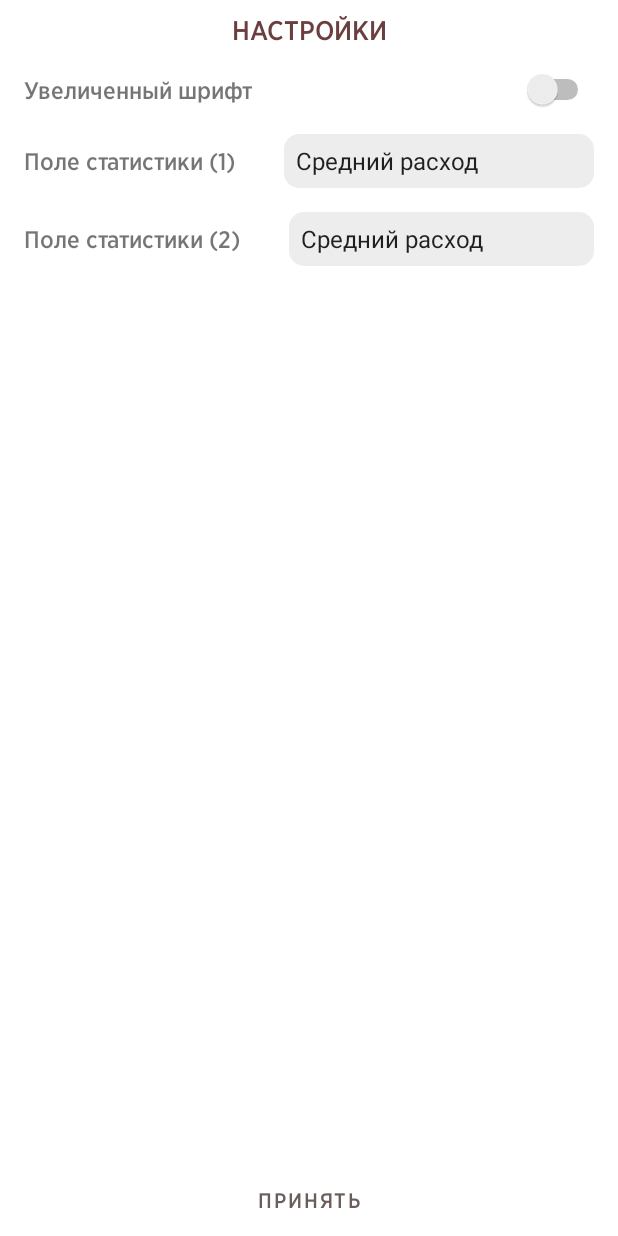
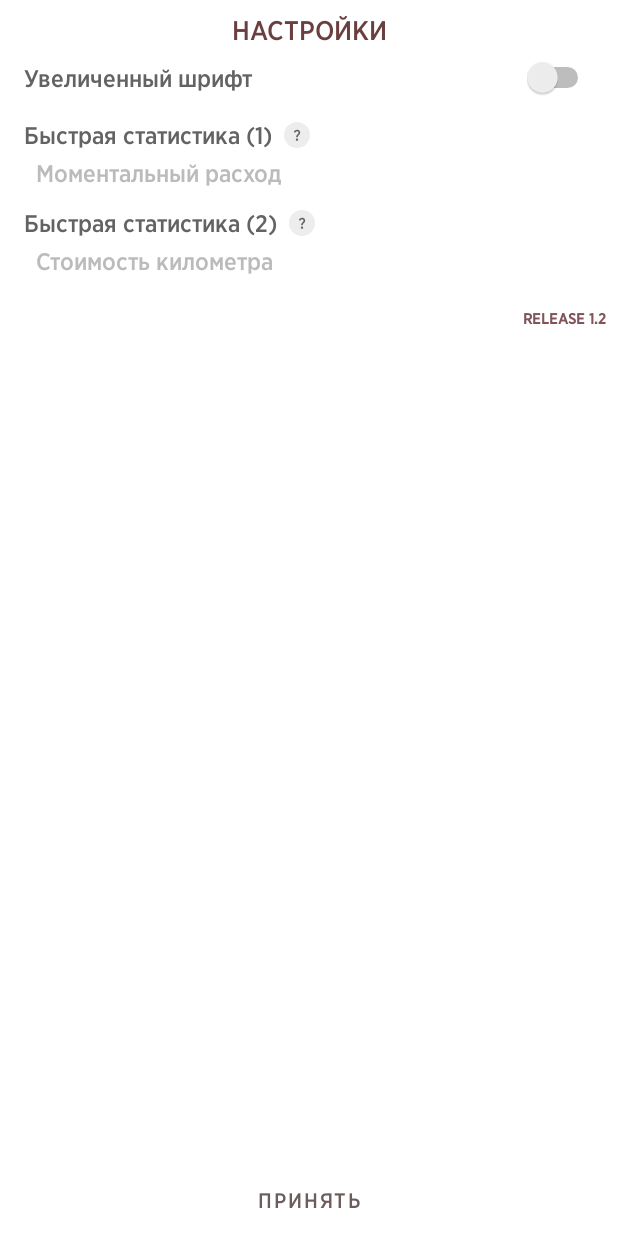
Before and after one commit to keklik2/CarSpendsVer3, an Android app: the SettingsFragment screen opened directly, with no data from a screen before it, on a phone screen of 412 x 824 dp. Run offline under Robolectric (Android 15) with nearby library versions, the phone set to English and light mode, and no system bars; libraries missing offline, so code that uses them is left out: by.kirich1409.viewbindingdelegate, com.github.terrakok.cicerone, me.aartikov.sesame; 11 statements that could not run were skipped.

Commit message:
UI/UX update

```diff
--- a/app/build.gradle
+++ b/app/build.gradle
@@ -13,7 +13,7 @@ android {
         minSdk 23
         targetSdk 31
         versionCode 4100
-        versionName "Release-1.1"
+        versionName "Release-1.2"
 
         testInstrumentationRunner "androidx.test.runner.AndroidJUnitRunner"
     }
--- a/app/src/main/java/com/demo/carspends/presentation/fragments/car/CarAddOrEditFragment.kt
+++ b/app/src/main/java/com/demo/carspends/presentation/fragments/car/CarAddOrEditFragment.kt
@@ -56,6 +56,7 @@ class CarAddOrEditFragment : BaseFragment(R.layout.car_add_edit_fragment) {
 
 
     /**
+     *
      * Validation functions
      */
     private val titleValidation by lazy {
--- a/app/src/main/java/com/demo/carspends/presentation/fragments/notesList/NotesListViewModel.kt
+++ b/app/src/main/java/com/demo/carspends/presentation/fragments/notesList/NotesListViewModel.kt
@@ -421,7 +421,7 @@ class NotesListViewModel @Inject constructor(
             SettingsRepository.STATISTIC_MILEAGE_PRICE -> {
                 statisticsField2Img = IMG_RUBLE
                 String.format(
-                    app.getString(R.string.text_measure_currency_for_formatting),
+                    app.getString(R.string.text_measure_price_charge_for_formatting),
                     getFormattedDoubleAsStrForDisplay(car.milPrice)
                 )
             }
--- a/app/src/main/java/com/demo/carspends/presentation/fragments/settings/SettingsFragment.kt
+++ b/app/src/main/java/com/demo/carspends/presentation/fragments/settings/SettingsFragment.kt
@@ -8,6 +8,7 @@ import androidx.fragment.app.viewModels
 import by.kirich1409.viewbindingdelegate.viewBinding
 import com.demo.carspends.R
 import com.demo.carspends.databinding.SettingsFragmentBinding
+import com.demo.carspends.utils.dialogs.AppItemPickDialog
 import com.demo.carspends.utils.ui.baseFragment.BaseFragment
 
 
@@ -17,6 +18,7 @@ class SettingsFragment: BaseFragment(R.layout.settings_fragment) {
     override var setupListeners: (() -> Unit)? = {
         switchListener()
         statisticSpinnersListener()
+        showInfoListener()
 
         acceptClickListener()
     }
@@ -32,9 +34,10 @@ class SettingsFragment: BaseFragment(R.layout.settings_fragment) {
     private fun setupFieldsBind() {
         with(viewModel) {
             with(binding) {
+                val statisticValues = resources.getStringArray(R.array.statistic_values)
                 ::isExtendedFont bind { fontSizeSwitch.isChecked = it }
-                ::statistics1Id bind { statistics1Spinner.setSelection(it) }
-                ::statistics2Id bind { statistics2Spinner.setSelection(it) }
+                ::statistics1Id bind { tvStatisticsOneDescription.text = statisticValues[it] }
+                ::statistics2Id bind { tvStatisticsTwoDescription.text = statisticValues[it] }
             }
         }
     }
@@ -55,25 +58,31 @@ class SettingsFragment: BaseFragment(R.layout.settings_fragment) {
     }
 
     private fun statisticSpinnersListener() {
-        binding.statistics1Spinner.onItemSelectedListener =
-            object : AdapterView.OnItemSelectedListener {
-                override fun onItemSelected(p0: AdapterView<*>?, p1: View?, pos: Int, p3: Long) {
-                    viewModel.changeStatistic1(pos)
-                }
+        val statisticsListId = R.array.statistic_values
 
-                override fun onNothingSelected(p0: AdapterView<*>?) {
-                }
+        binding.llStatisticsOne.setOnClickListener {
+            AppItemPickDialog(statisticsListId) {
+                viewModel.changeStatistic1(it)
+            }.show(childFragmentManager, DIALOG_TAG)
         }
 
-        binding.statistics2Spinner.onItemSelectedListener =
-            object : AdapterView.OnItemSelectedListener {
-                override fun onItemSelected(p0: AdapterView<*>?, p1: View?, pos: Int, p3: Long) {
-                    viewModel.changeStatistic2(pos)
-                }
+        binding.llStatisticsTwo.setOnClickListener {
+            AppItemPickDialog(statisticsListId) {
+                viewModel.changeStatistic2(it)
+            }.show(childFragmentManager, DIALOG_TAG)
+        }
+    }
 
-                override fun onNothingSelected(p0: AdapterView<*>?) {
-                }
+    private fun showInfoListener() {
+        with(binding) {
+            btnStatisticsOneInfo.setOnClickListener {
+
             }
+
+            btnStatisticsTwoInfo.setOnClickListener {
+
+            }
+        }
     }
 
 
@@ -96,5 +105,6 @@ class SettingsFragment: BaseFragment(R.layout.settings_fragment) {
 
     companion object {
         private const val IMAGE_TEST = 1
+        private const val DIALOG_TAG = "dialog_tag"
     }
 }
--- /dev/null
+++ b/app/src/main/java/com/demo/carspends/utils/dialogs/AppItemPickDialog.kt
@@ -0,0 +1,19 @@
+package com.demo.carspends.utils.dialogs
+
+import android.app.Dialog
+import android.os.Bundle
+import androidx.appcompat.app.AlertDialog
+import androidx.fragment.app.DialogFragment
+import com.demo.carspends.R
+
+class AppItemPickDialog(
+    private val itemsResId: Int,
+    private val onItemSelected: (Int) -> Unit
+) : DialogFragment() {
+    override fun onCreateDialog(savedInstanceState: Bundle?): Dialog {
+        return AlertDialog.Builder(requireContext()).apply {
+            setTitle(R.string.dialog_select_item_title)
+            setItems(itemsResId) { _, item -> onItemSelected(item) }
+        }.create()
+    }
+}
--- /dev/null
+++ b/app/src/main/res/drawable/ic_question_mark.xml
@@ -0,0 +1,5 @@
+<vector android:height="24dp" android:tint="@color/light_gray"
+    android:viewportHeight="24" android:viewportWidth="24"
+    android:width="24dp" xmlns:android="http://schemas.android.com/apk/res/android">
+    <path android:fillColor="@android:color/white" android:pathData="M11.07,12.85c0.77,-1.39 2.25,-2.21 3.11,-3.44c0.91,-1.29 0.4,-3.7 -2.18,-3.7c-1.69,0 -2.52,1.28 -2.87,2.34L6.54,6.96C7.25,4.83 9.18,3 11.99,3c2.35,0 3.96,1.07 4.78,2.41c0.7,1.15 1.11,3.3 0.03,4.9c-1.2,1.77 -2.35,2.31 -2.97,3.45c-0.25,0.46 -0.35,0.76 -0.35,2.24h-2.89C10.58,15.22 10.46,13.95 11.07,12.85zM14,20c0,1.1 -0.9,2 -2,2s-2,-0.9 -2,-2c0,-1.1 0.9,-2 2,-2S14,18.9 14,20z"/>
+</vector>
--- a/app/src/main/res/layout/notes_list_fragment.xml
+++ b/app/src/main/res/layout/notes_list_fragment.xml
@@ -33,6 +33,7 @@
                 android:id="@+id/tv_car_title"
                 android:layout_width="match_parent"
                 android:layout_height="wrap_content"
+                android:paddingEnd="30dp"
 
                 android:layout_margin="10dp"
                 android:ellipsize="end"
@@ -76,6 +77,9 @@
                 android:id="@+id/tv_statistics_1"
                 android:layout_width="0dp"
                 android:layout_height="wrap_content"
+                android:layout_marginTop="10dp"
+                android:layout_marginStart="10dp"
+                android:layout_marginBottom="10dp"
                 android:padding="10dp"
                 android:maxLines="1"
                 android:ellipsize="end"
@@ -96,6 +100,9 @@
                 android:id="@+id/tv_statistics_2"
                 android:layout_width="0dp"
                 android:layout_height="wrap_content"
+                android:layout_marginTop="10dp"
+                android:layout_marginEnd="10dp"
+                android:layout_marginBottom="10dp"
                 android:padding="10dp"
                 android:maxLines="1"
                 android:ellipsize="end"
@@ -180,15 +187,17 @@
 
     <TextView
         android:id="@+id/tv_empty_notes"
+        android:layout_width="match_parent"
+        android:layout_height="wrap_content"
+        android:layout_marginHorizontal="8dp"
+
+        app:layout_constraintBottom_toBottomOf="parent"
+        app:layout_constraintTop_toBottomOf="@+id/horizontal_div_line_2"
+
         style="@style/entryUnitMainMenuText"
-        android:layout_width="match_parent"
-
-        android:layout_height="wrap_content"
         android:text="@string/text_empty_note_or_component"
 
-        android:visibility="invisible"
-        app:layout_constraintBottom_toBottomOf="parent"
-        app:layout_constraintTop_toBottomOf="@+id/horizontal_div_line_2" />
+        android:visibility="invisible" />
 
     <com.google.android.material.floatingactionbutton.FloatingActionButton
         android:id="@+id/fb_add_note"
--- a/app/src/main/res/layout/settings_fragment.xml
+++ b/app/src/main/res/layout/settings_fragment.xml
@@ -17,9 +17,10 @@
         app:layout_constraintTop_toTopOf="parent" />
 
     <ScrollView
+        android:id="@+id/sv_settings"
         android:layout_width="match_parent"
         android:layout_height="0dp"
-        app:layout_constraintBottom_toBottomOf="parent"
+        app:layout_constraintBottom_toTopOf="@+id/button_apply"
         app:layout_constraintEnd_toEndOf="parent"
         app:layout_constraintStart_toStartOf="parent"
         app:layout_constraintTop_toBottomOf="@+id/tv_title">
@@ -28,11 +29,21 @@
             android:layout_width="match_parent"
             android:layout_height="0dp">
 
+            <androidx.constraintlayout.widget.ConstraintLayout
+                android:id="@+id/ll_font_size"
+                android:layout_width="match_parent"
+                android:layout_height="wrap_content"
+                android:paddingHorizontal="16dp"
+                android:paddingVertical="8dp"
+
+                android:orientation="horizontal"
+
+                app:layout_constraintTop_toTopOf="parent">
+
                 <com.demo.carspends.utils.ui.layoutComponent.ExtendedTextView
                     android:id="@+id/font_size_normal"
                     android:layout_width="0dp"
                     android:layout_height="wrap_content"
-                android:layout_margin="16dp"
 
                     style="@style/entryUnitMainMenuText.NotAllCaps"
                     android:textAlignment="textStart"
@@ -48,70 +59,157 @@
                     android:id="@+id/font_size_switch"
                     android:layout_width="wrap_content"
                     android:layout_height="wrap_content"
-                android:layout_margin="16dp"
 
                     app:layout_constraintTop_toTopOf="parent"
                     app:layout_constraintEnd_toEndOf="parent"
 
                     tools:ignore="UseSwitchCompatOrMaterialXml" />
 
+            </androidx.constraintlayout.widget.ConstraintLayout>
+
+            <androidx.constraintlayout.widget.ConstraintLayout
+                android:id="@+id/ll_statistics_one"
+                android:layout_width="match_parent"
+                android:layout_height="wrap_content"
+                android:paddingHorizontal="16dp"
+                android:paddingVertical="8dp"
+
+                android:orientation="vertical"
+
+                app:layout_constraintTop_toBottomOf="@+id/ll_font_size">
+
                 <com.demo.carspends.utils.ui.layoutComponent.ExtendedTextView
-                android:id="@+id/tv_statistics_1_title"
+                    android:id="@+id/tv_statistics_one_title"
                     android:layout_width="wrap_content"
                     android:layout_height="wrap_content"
-                android:layout_margin="16dp"
+                    android:layout_margin="0dp"
 
-                app:layout_constraintTop_toTopOf="@+id/statistics_1_spinner"
+                    app:layout_constraintTop_toTopOf="parent"
                     app:layout_constraintStart_toStartOf="parent"
-                app:layout_constraintEnd_toStartOf="@+id/statistics_1_spinner"
-                app:layout_constraintBottom_toBottomOf="@id/statistics_1_spinner"
 
                     style="@style/entryUnitMainMenuText.NotAllCaps"
                     android:textAlignment="textStart"
+                    android:maxLines="1"
+                    android:ellipsize="end"
 
-                android:text="@string/text_statistics_1"/>
+                    android:text="@string/text_statistics_one"/>
 
-            <Spinner
-                android:id="@+id/statistics_1_spinner"
+                <androidx.appcompat.widget.AppCompatImageButton
+                    android:id="@+id/btn_statistics_one_info"
                     android:layout_width="0dp"
-                android:layout_height="36dp"
-                android:layout_margin="16dp"
+                    android:layout_height="0dp"
+                    app:layout_constraintDimensionRatio="1:1"
+                    android:layout_marginStart="8dp"
+                    android:padding="4dp"
 
-                android:entries="@array/statistic_values"
-                android:background="@drawable/rounded_rectangle_light_light_vine"
+                    android:src="@drawable/ic_question_mark"
+                    android:background="@drawable/background_circle"
+                    android:scaleType="fitCenter"
 
-                app:layout_constraintTop_toBottomOf="@+id/font_size_switch"
-                app:layout_constraintEnd_toEndOf="parent"
-                app:layout_constraintStart_toEndOf="@id/tv_statistics_1_title"/>
+                    app:layout_constraintTop_toTopOf="@+id/tv_statistics_one_title"
+                    app:layout_constraintStart_toEndOf="@+id/tv_statistics_one_title"
+                    app:layout_constraintBottom_toBottomOf="@+id/tv_statistics_one_title"/>
 
                 <com.demo.carspends.utils.ui.layoutComponent.ExtendedTextView
-                android:id="@+id/tv_statistics_2_title"
+                    android:id="@+id/tv_statistics_one_description"
                     android:layout_width="wrap_content"
                     android:layout_height="wrap_content"
-                android:layout_margin="16dp"
+                    android:layout_marginTop="8dp"
+                    android:layout_marginStart="8dp"
 
-                app:layout_constraintTop_toTopOf="@+id/statistics_2_spinner"
+                    app:layout_constraintTop_toBottomOf="@+id/tv_statistics_one_title"
                     app:layout_constraintStart_toStartOf="parent"
-                app:layout_constraintEnd_toStartOf="@+id/statistics_2_spinner"
-                app:layout_constraintBottom_toBottomOf="@id/statistics_2_spinner"
+
+                    style="@style/entryUnitMainMenuText.NotAllCaps"
+                    android:textColor="@color/light_light_gray"
+                    android:textAlignment="textStart"
+                    android:maxLines="1"
+                    android:ellipsize="end"
+
+                    android:text="Моментальный расход"/>
+
+            </androidx.constraintlayout.widget.ConstraintLayout>
+
+            <androidx.constraintlayout.widget.ConstraintLayout
+                android:id="@+id/ll_statistics_two"
+                android:layout_width="match_parent"
+                android:layout_height="wrap_content"
+                android:paddingHorizontal="16dp"
+                android:paddingVertical="8dp"
+
+                android:orientation="vertical"
+
+                app:layout_constraintTop_toBottomOf="@+id/ll_statistics_one">
+
+                <com.demo.carspends.utils.ui.layoutComponent.ExtendedTextView
+                    android:id="@+id/tv_statistics_two_title"
+                    android:layout_width="wrap_content"
+                    android:layout_height="wrap_content"
+                    android:layout_margin="0dp"
+
+                    app:layout_constraintTop_toTopOf="parent"
+                    app:layout_constraintStart_toStartOf="parent"
 
                     style="@style/entryUnitMainMenuText.NotAllCaps"
                     android:textAlignment="textStart"
+                    android:maxLines="1"
+                    android:ellipsize="end"
 
-                android:text="@string/text_statistics_2"/>
+                    android:text="@string/text_statistics_two"/>
 
-            <Spinner
-                android:id="@+id/statistics_2_spinner"
+                <androidx.appcompat.widget.AppCompatImageButton
+                    android:id="@+id/btn_statistics_two_info"
                     android:layout_width="0dp"
-                android:layout_height="36dp"
-                android:layout_margin="16dp"
+                    android:layout_height="0dp"
+                    app:layout_constraintDimensionRatio="1:1"
+                    android:layout_marginStart="8dp"
+                    android:padding="4dp"
 
-                android:entries="@array/statistic_values"
-                android:background="@drawable/rounded_rectangle_light_light_vine"
+                    android:src="@drawable/ic_question_mark"
+                    android:background="@drawable/background_circle"
+                    android:scaleType="fitCenter"
 
-                app:layout_constraintTop_toBottomOf="@+id/statistics_1_spinner"
-                app:layout_constraintEnd_toEndOf="parent"
-                app:layout_constraintStart_toEndOf="@id/tv_statistics_2_title"/>
+                    app:layout_constraintTop_toTopOf="@+id/tv_statistics_two_title"
+                    app:layout_constraintStart_toEndOf="@+id/tv_statistics_two_title"
+                    app:layout_constraintBottom_toBottomOf="@+id/tv_statistics_two_title"/>
+
+                <com.demo.carspends.utils.ui.layoutComponent.ExtendedTextView
+                    android:id="@+id/tv_statistics_two_description"
+                    android:layout_width="wrap_content"
+                    android:layout_height="wrap_content"
+                    android:layout_marginTop="8dp"
+                    android:layout_marginStart="8dp"
+
+                    app:layout_constraintTop_toBottomOf="@+id/tv_statistics_two_title"
+                    app:layout_constraintStart_toStartOf="parent"
+
+                    style="@style/entryUnitMainMenuText.NotAllCaps"
+                    android:textColor="@color/light_light_gray"
+                    android:textAlignment="textStart"
+                    android:maxLines="1"
+                    android:ellipsize="end"
+
+                    android:text="Стоимость километра"/>
+
+            </androidx.constraintlayout.widget.ConstraintLayout>
+
+            <TextView
+                android:id="@+id/tv_version"
+                android:layout_width="match_parent"
+                android:layout_height="wrap_content"
+                android:layout_marginVertical="16dp"
+                android:layout_marginHorizontal="8dp"
+
+                app:layout_constraintTop_toBottomOf="@+id/ll_statistics_two"
+
+                android:text="@string/text_version_for_settings"
+
+                android:fontFamily="@font/gotham_pro_narrow"
+                android:textAlignment="textEnd"
+                android:textColor="@color/vine"
+                android:textStyle="bold"
+                android:textAllCaps="true"
+                android:textSize="10sp"/>
 
         </androidx.constraintlayout.widget.ConstraintLayout>
     </ScrollView>
--- a/app/src/main/res/values/colors.xml
+++ b/app/src/main/res/values/colors.xml
@@ -13,6 +13,7 @@
     <color name="dark_vine">#6b3f3f</color>
     <color name="vine">#7f5559</color>
     <color name="light_gray">#636363</color>
+    <color name="light_light_gray">#BBBBBB</color>
     <color name="dark_green">#006400</color>
     <color name="yellow">#d4b16c</color>
     <color name="green">#59ab59</color>
--- a/app/src/main/res/values/strings.xml
+++ b/app/src/main/res/values/strings.xml
@@ -30,8 +30,8 @@
     <string name="text_not_enough_info">Недостаточно информации для предоставления статистики</string>
     <string name="text_font_size">Размер шрифта</string>
     <string name="text_font_size_large">Увеличенный шрифт</string>
-    <string name="text_statistics_1">Поле статистики (1)</string>
-    <string name="text_statistics_2">Поле статистики (2)</string>
+    <string name="text_statistics_one">Быстрая статистика (1)</string>
+    <string name="text_statistics_two">Быстрая статистика (2)</string>
     <string name="text_unnamed">- без названия -</string>
 
     <string name="text_measure_mileage_unit">км</string>
@@ -48,6 +48,8 @@
     <string name="text_measure_price_charge_for_formatting">%s ₽/км</string>
     <string name="text_measure_currency">₽</string>
     <string name="text_measure_currency_for_formatting">%s ₽</string>
+
+    <string name="text_version_for_settings">Release 1.2</string>
 
     <!-- Buttons -->
     <string name="button_apply">Принять</string>
@@ -71,6 +73,7 @@
     <string name="dialog_drop_car">Удалить автомобиль вместе со всеми данными (статистика, компоненты и записи) или очистить только записи?</string>
     <string name="dialog_delete_car_title">Удалить автомобиль</string>
     <string name="dialog_delete_car">При удалении автомобиля восстановить информацию будет невозможно. Вы уверены, что хотите сделать это?</string>
+    <string name="dialog_select_item_title">Выберите один из вариантов</string>
 
     <!-- Toast messages -->
     <string name="toast_missing_data">Заполните все поля</string>
--- a/app/src/main/res/values/styles.xml
+++ b/app/src/main/res/values/styles.xml
@@ -86,7 +86,6 @@
         <item name="android:textSize">16sp</item>
         <item name="fontFamily">@font/gotham_pro_narrow</item>
         <item name="textAllCaps">true</item>
-        <item name="android:layout_margin">10dp</item>
         <item name="android:textAlignment">center</item>
     </style>
 
@@ -94,12 +93,12 @@
         <item name="android:textSize">16sp</item>
         <item name="fontFamily">@font/gotham_pro_narrow</item>
         <item name="textAllCaps">true</item>
-        <item name="android:layout_margin">10dp</item>
         <item name="android:textAlignment">center</item>
         <item name="android:textColor">@color/white</item>
     </style>
 
     <style name="entryUnitMainMenuText.NotAllCaps">
+        <item name="android:textColor">@color/light_gray</item>
         <item name="textAllCaps">false</item>
     </style>
 
--- a/build.gradle
+++ b/build.gradle
@@ -7,7 +7,7 @@ buildscript {
         jcenter()
     }
     dependencies {
-        classpath "com.android.tools.build:gradle:7.0.4"
+        classpath 'com.android.tools.build:gradle:7.3.0'
         classpath "org.jetbrains.kotlin:kotlin-gradle-plugin:1.6.10"
     }
 }
```
Also changed, not shown: gradle/wrapper/gradle-wrapper.properties. Lines whose indentation alone changed are shown as unchanged.
